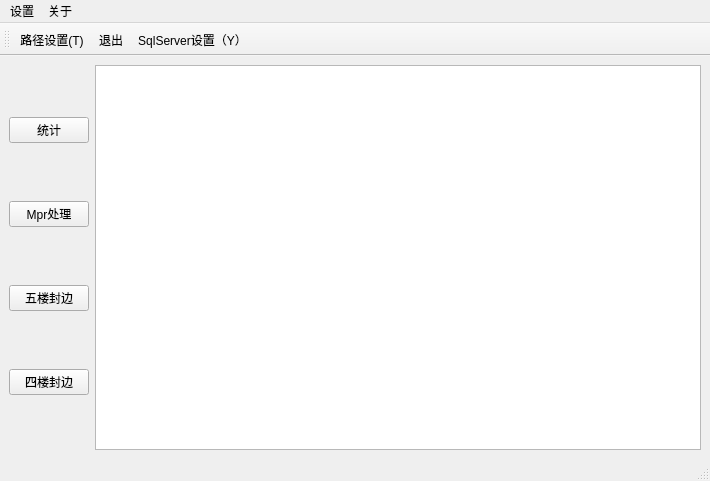
Qt form foreEnd/index.ui (lovelyx/EdgeBandingProcedure) before a commit.
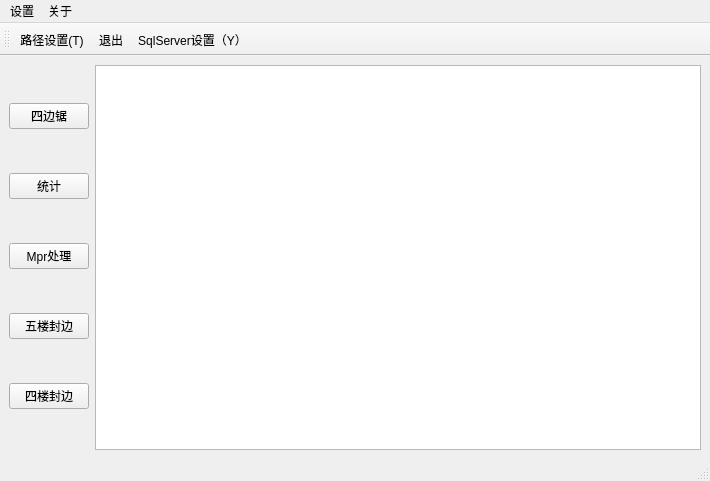
The same form after that commit. Icons and pictures are not drawn.

Commit message: 1.新增四边距文件处理功能 2.排产csv导入数据库

Patch:
```diff
--- a/foreEnd/index.ui
+++ b/foreEnd/index.ui
@@ -23,6 +23,13 @@
      <layout class="QHBoxLayout" name="horizontalLayout">
       <item>
        <layout class="QVBoxLayout" name="verticalLayout">
+        <item>
+         <widget class="QPushButton" name="FourSawed">
+          <property name="text">
+           <string>四边锯</string>
+          </property>
+         </widget>
+        </item>
         <item>
          <widget class="QPushButton" name="pushButton">
           <property name="text">
```
Left out of the diff: 2 changed lines with no effect on the pictures. The commit also changes 6 other files.
